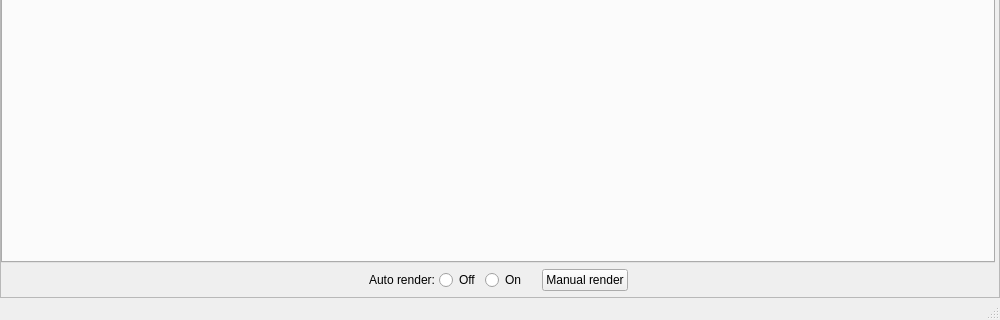
robbert-harms/MDT, file mdt/data/qt_designs/maps_visualizer/MainWindow.ui: the form before one commit; both pictures show x 0 to 1000 and y 434 to 754 of the 1000 by 754 pixel window.
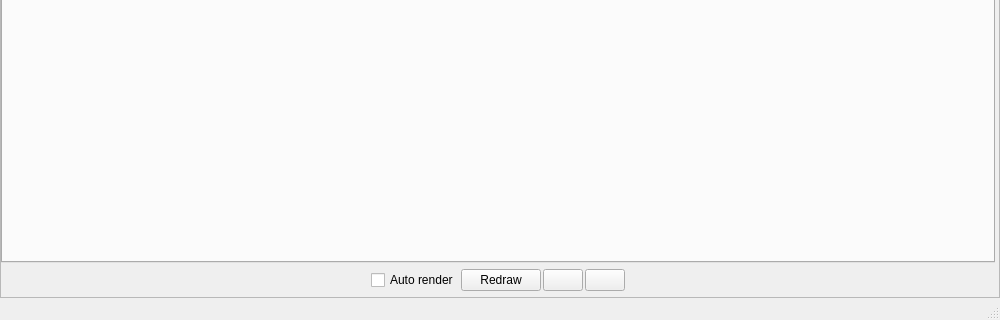
The form after the commit. Icons and pictures are not drawn.

Commit message: Adds undo and redo button

```diff
--- a/mdt/data/qt_designs/maps_visualizer/MainWindow.ui
+++ b/mdt/data/qt_designs/maps_visualizer/MainWindow.ui
@@ -168,7 +168,7 @@
            <item>
             <layout class="QHBoxLayout" name="horizontalLayout">
              <property name="spacing">
-              <number>16</number>
+              <number>2</number>
              </property>
              <property name="topMargin">
               <number>6</number>
@@ -190,49 +190,50 @@
               </spacer>
              </item>
              <item>
-              <layout class="QHBoxLayout" name="horizontalLayout_2">
-               <property name="spacing">
-                <number>4</number>
+              <widget class="QCheckBox" name="auto_rendering">
+               <property name="text">
+                <string>Auto render</string>
                </property>
-               <property name="rightMargin">
-                <number>0</number>
-               </property>
-               <property name="bottomMargin">
-                <number>0</number>
-               </property>
-               <item>
-                <widget class="QLabel" name="label">
-                 <property name="text">
-                  <string>Auto render:</string>
-                 </property>
-                </widget>
-               </item>
-               <item>
-                <widget class="QRadioButton" name="auto_render_off">
-                 <property name="text">
-                  <string>Off</string>
-                 </property>
-                 <attribute name="buttonGroup">
-                  <string notr="true">auto_render_buttons</string>
-                 </attribute>
-                </widget>
-               </item>
-               <item>
-                <widget class="QRadioButton" name="auto_render_on">
-                 <property name="text">
-                  <string>On</string>
-                 </property>
-                 <attribute name="buttonGroup">
-                  <string notr="true">auto_render_buttons</string>
-                 </attribute>
-                </widget>
-               </item>
-              </layout>
+              </widget>
              </item>
              <item>
               <widget class="QPushButton" name="manual_render">
                <property name="text">
-                <string>Manual render</string>
+                <string>Redraw</string>
+               </property>
+               <property name="iconSize">
+                <size>
+                 <width>16</width>
+                 <height>16</height>
+                </size>
+               </property>
+              </widget>
+             </item>
+             <item>
+              <widget class="QPushButton" name="undo_config">
+               <property name="toolTip">
+                <string>Undo</string>
+               </property>
+               <property name="text">
+                <string/>
+               </property>
+               <property name="icon">
+                <iconset resource="main.qrc">
+                 <normaloff>:/main/arrow_undo.png</normaloff>:/main/arrow_undo.png</iconset>
+               </property>
+              </widget>
+             </item>
+             <item>
+              <widget class="QPushButton" name="redo_config">
+               <property name="toolTip">
+                <string>Redo</string>
+               </property>
+               <property name="text">
+                <string/>
+               </property>
+               <property name="icon">
+                <iconset resource="main.qrc">
+                 <normaloff>:/main/arrow_redo.png</normaloff>:/main/arrow_redo.png</iconset>
                </property>
               </widget>
              </item>
```
Left out of the diff: 6 changed lines with no effect on the pictures. The commit also changes 10 other files.
